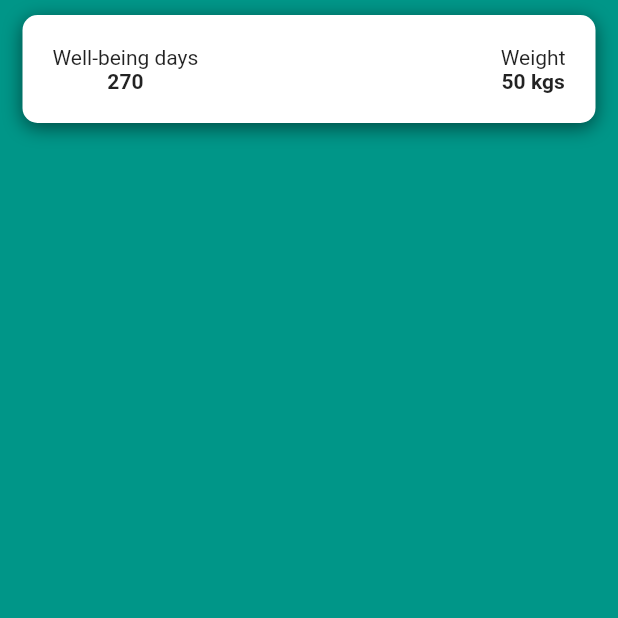
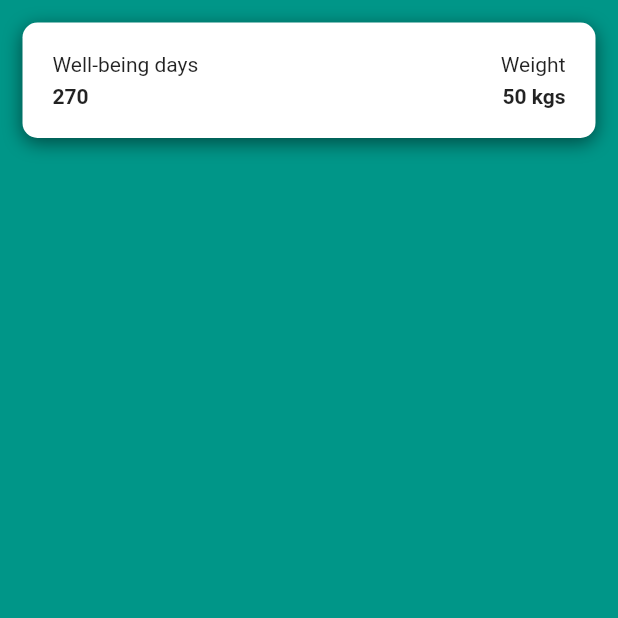
Before and after one commit to dani-edo/flutter_app, a Flutter app: the screen it shows after launch, on a phone screen of 412 x 824 dp, the top half of it. Run offline on Flutter 3.47's test engine with Material 2 defaults, Android fonts, the phone set to English and light mode, and no system bars; our stand-ins replace logger.

Commit message:
separate WellBeingBox and add padding on main container

```diff
--- a/lib/perfeqt_home_page.dart
+++ b/lib/perfeqt_home_page.dart
@@ -22,13 +22,30 @@ class MyHomePage extends State<PerfeqtHomePage> {
   @override
   Widget build(BuildContext context) {
     return Scaffold(
-      body: Column(
+      // main container with background color and padding
+      body: Container(
+        padding: const EdgeInsets.all(15),
+        child: const Column(
           children: [
-          Center(
-            child: Container(
-              width: MediaQuery.of(context).size.width - 30,
-              margin:
-                  EdgeInsets.only(top: MediaQuery.of(context).padding.top + 10),
+            WellBeingBox(),
+          ],
+        ),
+      ),
+      backgroundColor: Colors.teal,
+    );
+  }
+}
+
+class WellBeingBox extends StatelessWidget {
+  const WellBeingBox({
+    super.key,
+  });
+
+  @override
+  Widget build(BuildContext context) {
+    return Container(
+      width: MediaQuery.of(context).size.width,
+      margin: EdgeInsets.only(top: MediaQuery.of(context).padding.top),
       padding: const EdgeInsets.all(20),
       decoration: BoxDecoration(
         borderRadius: const BorderRadius.all(Radius.circular(10)),
@@ -45,8 +62,10 @@ class MyHomePage extends State<PerfeqtHomePage> {
         mainAxisAlignment: MainAxisAlignment.spaceBetween,
         children: [
           Column(
+            crossAxisAlignment: CrossAxisAlignment.start,
             children: [
               Text('Well-being days'),
+              SizedBox(height: 5),
               Text(
                 '270',
                 style: TextStyle(fontWeight: FontWeight.bold),
@@ -54,8 +73,10 @@ class MyHomePage extends State<PerfeqtHomePage> {
             ],
           ),
           Column(
+            crossAxisAlignment: CrossAxisAlignment.end,
             children: [
               Text('Weight'),
+              SizedBox(height: 5),
               Text(
                 '50 kgs',
                 style: TextStyle(fontWeight: FontWeight.bold),
@@ -64,11 +85,6 @@ class MyHomePage extends State<PerfeqtHomePage> {
           ),
         ],
       ),
-            ),
-          ),
-        ],
-      ),
-      backgroundColor: Colors.teal,
     );
   }
 }
```
Lines whose indentation alone changed are shown as unchanged.
